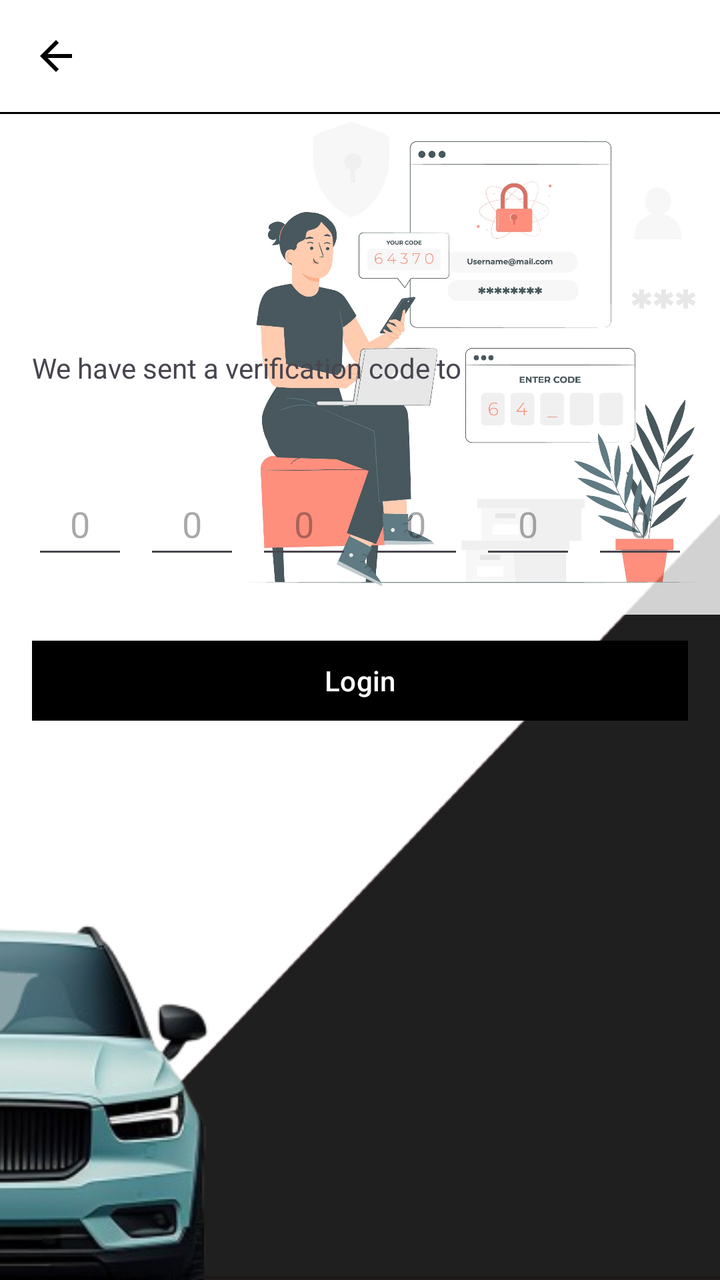
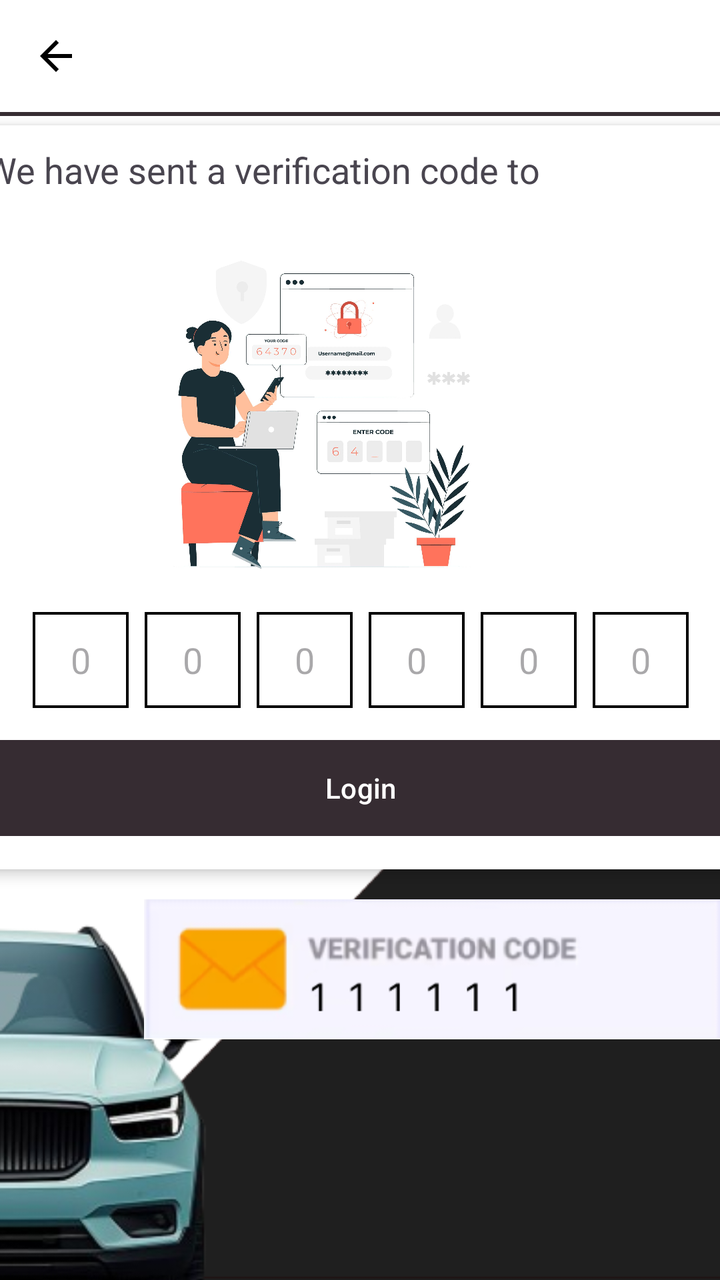

An Android layout rendered at two revisions. The XML below is the earlier revision; the diff shows what the commit changed to produce the second picture.
<!-- AndroidManifest.xml: application theme Theme.UrbanCars -->
<!-- res/layout/fragment_o_t_p.xml -->
<?xml version="1.0" encoding="utf-8"?>
<androidx.constraintlayout.widget.ConstraintLayout
    xmlns:android="http://schemas.android.com/apk/res/android"
    xmlns:app="http://schemas.android.com/apk/res-auto"
    xmlns:tools="http://schemas.android.com/tools"
    android:layout_width="match_parent"
    android:background="@drawable/bcg"
    android:layout_height="match_parent">


    <ImageView
        android:id="@+id/imageView2"
        android:layout_width="387dp"
        android:layout_height="262dp"
        android:layout_marginEnd="-70dp"
        android:layout_marginBottom="10dp"
        android:alpha="0.8"
        android:src="@drawable/otp_img"
        app:layout_constraintBottom_toBottomOf="parent"
        app:layout_constraintEnd_toEndOf="parent"
        app:layout_constraintHorizontal_bias="1.0"
        app:layout_constraintStart_toStartOf="parent"
        app:layout_constraintTop_toTopOf="parent"
        app:layout_constraintVertical_bias="0.123" />

    <androidx.appcompat.widget.Toolbar
        android:id="@+id/tb_OTP"
        android:layout_width="match_parent"
        android:layout_height="56dp"
        android:title="OTP Verification"
        android:titleTextColor="@android:color/white"
        app:navigationIcon="@drawable/back_btn_img"
        app:titleTextColor="@color/black"
        app:layout_constraintTop_toTopOf="parent" />

    <View
        android:id="@+id/view2"
        android:layout_width="match_parent"
        android:layout_height="1dp"
        android:background="@color/black"
        app:layout_constraintTop_toBottomOf="@id/tb_OTP"
        app:layout_constraintStart_toStartOf="parent"
        app:layout_constraintEnd_toEndOf="parent" />

    <ImageView
        android:layout_width="463dp"
        android:layout_height="496dp"
        android:layout_marginTop="32dp"
        android:layout_marginEnd="150dp"
        android:layout_marginBottom="-200dp"
        android:contentDescription="Background image"
        android:src="@drawable/img"
        app:layout_constraintBottom_toBottomOf="parent"
        app:layout_constraintEnd_toEndOf="parent"
        app:layout_constraintHeight_default="wrap"
        app:layout_constraintHorizontal_bias="1.0"
        app:layout_constraintStart_toStartOf="parent"
        app:layout_constraintTop_toTopOf="parent"
        app:layout_constraintVertical_bias="0.915"
        app:layout_constraintWidth_default="wrap" />

    <LinearLayout
        android:layout_width="match_parent"
        android:layout_height="wrap_content"
        android:orientation="vertical"
        android:padding="16dp"
        app:layout_constraintBottom_toBottomOf="parent"
        app:layout_constraintEnd_toEndOf="parent"
        app:layout_constraintHorizontal_bias="0.0"
        app:layout_constraintStart_toStartOf="parent"
        app:layout_constraintTop_toTopOf="parent"
        app:layout_constraintVertical_bias="0.379">

        <TextView
            android:id="@+id/tvOtpDescription"
            android:layout_width="wrap_content"
            android:layout_height="wrap_content"
            android:text="We have sent a verification code to"
            android:textSize="14sp" />

        <TextView
            android:id="@+id/tv_PhoneNumber"
            android:layout_width="wrap_content"
            android:layout_height="wrap_content"
            android:layout_marginTop="4dp"
            android:textColor="@color/black"
            android:textSize="14sp"
            android:textStyle="bold" />

        <LinearLayout
            android:id="@+id/llOtpBoxes"
            android:layout_width="match_parent"
            android:layout_height="wrap_content"
            android:layout_marginTop="20dp"
            android:gravity="center_horizontal"
            android:orientation="horizontal">

            <com.google.android.material.textfield.TextInputEditText
                android:id="@+id/etOtp1"
                android:layout_width="48dp"
                android:layout_height="48dp"
                android:layout_marginEnd="8dp"
                android:gravity="center"
                android:hint="0"
                android:inputType="number"
                android:maxLength="1"
                android:textSize="18sp" />

            <com.google.android.material.textfield.TextInputEditText
                android:id="@+id/etOtp2"
                android:layout_width="48dp"
                android:layout_height="48dp"
                android:layout_marginEnd="8dp"
                android:gravity="center"
                android:hint="0"
                android:inputType="number"
                android:maxLength="1"
                android:textSize="18sp" />

            <com.google.android.material.textfield.TextInputEditText
                android:id="@+id/etOtp3"
                android:layout_width="48dp"
                android:layout_height="48dp"
                android:layout_marginEnd="8dp"
                android:gravity="center"
                android:hint="0"
                android:inputType="number"
                android:maxLength="1"
                android:textSize="18sp" />

            <com.google.android.material.textfield.TextInputEditText
                android:id="@+id/etOtp4"
                android:layout_width="48dp"
                android:layout_height="48dp"
                android:layout_marginEnd="8dp"
                android:gravity="center"
                android:hint="0"
                android:inputType="number"
                android:maxLength="1"
                android:textSize="18sp" />

            <com.google.android.material.textfield.TextInputEditText
                android:id="@+id/etOtp5"
                android:layout_width="48dp"
                android:layout_height="48dp"
                android:layout_marginEnd="8dp"
                android:gravity="center"
                android:hint="0"
                android:inputType="number"
                android:maxLength="1"
                android:textSize="18sp" />

            <com.google.android.material.textfield.TextInputEditText
                android:id="@+id/etOtp6"
                android:layout_width="48dp"
                android:layout_height="48dp"
                android:gravity="center"
                android:hint="0"
                android:inputType="number"
                android:maxLength="1"
                android:textSize="18sp" />
        </LinearLayout>

        <com.google.android.material.button.MaterialButton
            android:id="@+id/btnLogin"
            android:layout_width="match_parent"
            android:layout_height="wrap_content"
            android:layout_marginTop="32dp"
            android:backgroundTint="@color/black"
            android:text="Login"
            android:textColor="@android:color/white"
            app:cornerRadius="0dp" />
    </LinearLayout>


</androidx.constraintlayout.widget.ConstraintLayout>
<!-- resources referenced by this layout -->
<resources>
  <color name="black">#FF000000</color>
  <!-- drawable back_btn_img (drawable) -->
  <vector xmlns:android="http://schemas.android.com/apk/res/android" android:autoMirrored="true" android:height="24dp" android:tint="#000000" android:viewportHeight="24" android:viewportWidth="24" android:width="24dp">
        
      <path android:fillColor="@android:color/white" android:pathData="M20,11H7.83l5.59,-5.59L12,4l-8,8 8,8 1.41,-1.41L7.83,13H20v-2z"/>
      
  </vector>
  <!-- drawable bcg: png bitmap (drawable, 6960 bytes) -->
  <!-- drawable img: png bitmap (drawable, 92120 bytes) -->
  <!-- drawable otp_img: jpg bitmap (drawable, 178921 bytes) -->
  <style name="Theme.UrbanCars" parent="Base.Theme.UrbanCars" />
  <style name="Base.Theme.UrbanCars" parent="Theme.Material3.DayNight.NoActionBar">
  
      </style>
</resources>

<!-- the commit's change to res/layout/fragment_o_t_p.xml (unified diff, before → after) -->
@@ -8,20 +8,6 @@
     android:layout_height="match_parent">
 
 
-    <ImageView
-        android:id="@+id/imageView2"
-        android:layout_width="387dp"
-        android:layout_height="262dp"
-        android:layout_marginEnd="-70dp"
-        android:layout_marginBottom="10dp"
-        android:alpha="0.8"
-        android:src="@drawable/otp_img"
-        app:layout_constraintBottom_toBottomOf="parent"
-        app:layout_constraintEnd_toEndOf="parent"
-        app:layout_constraintHorizontal_bias="1.0"
-        app:layout_constraintStart_toStartOf="parent"
-        app:layout_constraintTop_toTopOf="parent"
-        app:layout_constraintVertical_bias="0.123" />
 
     <androidx.appcompat.widget.Toolbar
         android:id="@+id/tb_OTP"
@@ -29,15 +15,17 @@
         android:layout_height="56dp"
         android:title="OTP Verification"
         android:titleTextColor="@android:color/white"
+        app:layout_constraintEnd_toEndOf="parent"
+        app:layout_constraintStart_toStartOf="parent"
+        app:layout_constraintTop_toTopOf="parent"
         app:navigationIcon="@drawable/back_btn_img"
-        app:titleTextColor="@color/black"
-        app:layout_constraintTop_toTopOf="parent" />
+        app:titleTextColor="@color/black" />
 
     <View
         android:id="@+id/view2"
         android:layout_width="match_parent"
-        android:layout_height="1dp"
-        android:background="@color/black"
+        android:layout_height="2dp"
+        android:background="@color/appbcg"
         app:layout_constraintTop_toBottomOf="@id/tb_OTP"
         app:layout_constraintStart_toStartOf="parent"
         app:layout_constraintEnd_toEndOf="parent" />
@@ -59,118 +47,162 @@
         app:layout_constraintVertical_bias="0.915"
         app:layout_constraintWidth_default="wrap" />
 
-    <LinearLayout
-        android:layout_width="match_parent"
-        android:layout_height="wrap_content"
-        android:orientation="vertical"
-        android:padding="16dp"
+    <androidx.cardview.widget.CardView
+        android:id="@+id/cardView4"
+        android:layout_width="396dp"
+        android:layout_height="372dp"
+        android:layout_margin="19dp"
+        app:cardCornerRadius="8dp"
+        app:cardElevation="4dp"
         app:layout_constraintBottom_toBottomOf="parent"
         app:layout_constraintEnd_toEndOf="parent"
-        app:layout_constraintHorizontal_bias="0.0"
         app:layout_constraintStart_toStartOf="parent"
         app:layout_constraintTop_toTopOf="parent"
-        app:layout_constraintVertical_bias="0.379">
-
-        <TextView
-            android:id="@+id/tvOtpDescription"
-            android:layout_width="wrap_content"
-            android:layout_height="wrap_content"
-            android:text="We have sent a verification code to"
-            android:textSize="14sp" />
-
-        <TextView
-            android:id="@+id/tv_PhoneNumber"
-            android:layout_width="wrap_content"
-            android:layout_height="wrap_content"
-            android:layout_marginTop="4dp"
-            android:textColor="@color/black"
-            android:textSize="14sp"
-            android:textStyle="bold" />
+        app:layout_constraintVertical_bias="0.19">
 
         <LinearLayout
-            android:id="@+id/llOtpBoxes"
             android:layout_width="match_parent"
             android:layout_height="wrap_content"
-            android:layout_marginTop="20dp"
-            android:gravity="center_horizontal"
-            android:orientation="horizontal">
-
-            <com.google.android.material.textfield.TextInputEditText
-                android:id="@+id/etOtp1"
-                android:layout_width="48dp"
-                android:layout_height="48dp"
-                android:layout_marginEnd="8dp"
-                android:gravity="center"
-                android:hint="0"
-                android:inputType="number"
-                android:maxLength="1"
+            android:orientation="vertical"
+            android:padding="10dp">
+
+            <TextView
+                android:id="@+id/tvOtpDescription"
+                android:layout_width="wrap_content"
+                android:layout_height="wrap_content"
+                android:text="We have sent a verification code to"
                 android:textSize="18sp" />
 
-            <com.google.android.material.textfield.TextInputEditText
-                android:id="@+id/etOtp2"
-                android:layout_width="48dp"
-                android:layout_height="48dp"
-                android:layout_marginEnd="8dp"
-                android:gravity="center"
-                android:hint="0"
-                android:inputType="number"
-                android:maxLength="1"
-                android:textSize="18sp" />
-
-            <com.google.android.material.textfield.TextInputEditText
-                android:id="@+id/etOtp3"
-                android:layout_width="48dp"
-                android:layout_height="48dp"
-                android:layout_marginEnd="8dp"
-                android:gravity="center"
-                android:hint="0"
-                android:inputType="number"
-                android:maxLength="1"
-                android:textSize="18sp" />
-
-            <com.google.android.material.textfield.TextInputEditText
-                android:id="@+id/etOtp4"
-                android:layout_width="48dp"
-                android:layout_height="48dp"
-                android:layout_marginEnd="8dp"
-                android:gravity="center"
-                android:hint="0"
-                android:inputType="number"
-                android:maxLength="1"
-                android:textSize="18sp" />
-
-            <com.google.android.material.textfield.TextInputEditText
-                android:id="@+id/etOtp5"
-                android:layout_width="48dp"
-                android:layout_height="48dp"
-                android:layout_marginEnd="8dp"
-                android:gravity="center"
-                android:hint="0"
-                android:inputType="number"
-                android:maxLength="1"
-                android:textSize="18sp" />
-
-            <com.google.android.material.textfield.TextInputEditText
-                android:id="@+id/etOtp6"
-                android:layout_width="48dp"
-                android:layout_height="48dp"
-                android:gravity="center"
-                android:hint="0"
-                android:inputType="number"
-                android:maxLength="1"
-                android:textSize="18sp" />
+            <TextView
+                android:id="@+id/tv_PhoneNumber"
+                android:layout_width="wrap_content"
+                android:layout_height="wrap_content"
+                android:layout_marginTop="4dp"
+                android:textColor="@color/black"
+                android:textSize="14sp"
+                android:textStyle="bold" />
+
+            <ImageView
+                android:id="@+id/imageView2"
+                android:layout_width="337dp"
+                android:layout_height="174dp"
+                android:layout_marginEnd="-70dp"
+                android:layout_marginBottom="2dp"
+                android:src="@drawable/otp_img"
+                app:layout_constraintBottom_toBottomOf="parent"
+                app:layout_constraintEnd_toEndOf="parent"
+                app:layout_constraintHorizontal_bias="0.416"
+                app:layout_constraintStart_toStartOf="parent"
+                app:layout_constraintTop_toTopOf="parent"
+                app:layout_constraintVertical_bias="0.158" />
+
+
+            <LinearLayout
+                android:id="@+id/llOtpBoxes"
+                android:layout_width="match_parent"
+                android:layout_height="wrap_content"
+                android:layout_marginTop="10dp"
+                android:gravity="center_horizontal"
+                android:orientation="horizontal">
+
+                <com.google.android.material.textfield.TextInputEditText
+                    android:id="@+id/etOtp1"
+                    android:layout_width="48dp"
+                    android:layout_height="48dp"
+                    android:layout_marginEnd="8dp"
+                    android:background="@drawable/cart_bcg"
+                    android:gravity="center"
+                    android:hint="0"
+                    android:inputType="number"
+                    android:maxLength="1"
+                    android:textColor="@color/blue"
+                    android:textSize="18sp" />
+
+                <com.google.android.material.textfield.TextInputEditText
+                    android:id="@+id/etOtp2"
+                    android:layout_width="48dp"
+                    android:layout_height="48dp"
+                    android:layout_marginEnd="8dp"
+                    android:background="@drawable/cart_bcg"
+                    android:gravity="center"
+                    android:hint="0"
+                    android:inputType="number"
+                    android:maxLength="1"
+                    android:textColor="@color/blue"
+                    android:textSize="18sp" />
+
+                <com.google.android.material.textfield.TextInputEditText
+                    android:id="@+id/etOtp3"
+                    android:layout_width="48dp"
+                    android:layout_height="48dp"
+                    android:layout_marginEnd="8dp"
+                    android:background="@drawable/cart_bcg"
+                    android:gravity="center"
+                    android:hint="0"
+                    android:inputType="number"
+                    android:maxLength="1"
+                    android:textColor="@color/blue"
+                    android:textSize="18sp" />
+
+                <com.google.android.material.textfield.TextInputEditText
+                    android:id="@+id/etOtp4"
+                    android:layout_width="48dp"
+                    android:layout_height="48dp"
+                    android:layout_marginEnd="8dp"
+                    android:background="@drawable/cart_bcg"
+                    android:gravity="center"
+                    android:hint="0"
+                    android:inputType="number"
+                    android:maxLength="1"
+                    android:textColor="@color/blue"
+                    android:textSize="18sp" />
+
+                <com.google.android.material.textfield.TextInputEditText
+                    android:id="@+id/etOtp5"
+                    android:layout_width="48dp"
+                    android:layout_height="48dp"
+                    android:layout_marginEnd="8dp"
+                    android:background="@drawable/cart_bcg"
+                    android:gravity="center"
+                    android:hint="0"
+                    android:inputType="number"
+                    android:maxLength="1"
+                    android:textColor="@color/blue"
+                    android:textSize="18sp" />
+
+                <com.google.android.material.textfield.TextInputEditText
+                    android:id="@+id/etOtp6"
+                    android:layout_width="48dp"
+                    android:layout_height="48dp"
+                    android:background="@drawable/cart_bcg"
+                    android:gravity="center"
+                    android:hint="0"
+                    android:inputType="number"
+                    android:maxLength="1"
+                    android:textColor="@color/blue"
+                    android:textSize="18sp" />
+            </LinearLayout>
+
+            <com.google.android.material.button.MaterialButton
+                android:id="@+id/btnLogin"
+                android:layout_width="match_parent"
+                android:layout_height="56dp"
+                android:layout_marginTop="12dp"
+                android:backgroundTint="#362c32"
+                android:text="Login"
+                android:textColor="@android:color/white"
+                app:cornerRadius="8dp" />
         </LinearLayout>
-
-        <com.google.android.material.button.MaterialButton
-            android:id="@+id/btnLogin"
-            android:layout_width="match_parent"
-            android:layout_height="wrap_content"
-            android:layout_marginTop="32dp"
-            android:backgroundTint="@color/black"
-            android:text="Login"
-            android:textColor="@android:color/white"
-            app:cornerRadius="0dp" />
-    </LinearLayout>
-
-
+    </androidx.cardview.widget.CardView>
+
+    <ImageView
+        android:layout_width="288dp"
+        android:layout_height="100dp"
+        android:src="@drawable/otp"
+        app:layout_constraintBottom_toBottomOf="parent"
+        app:layout_constraintEnd_toEndOf="parent"
+        app:layout_constraintHorizontal_bias="1.0"
+        app:layout_constraintStart_toStartOf="parent"
+        app:layout_constraintTop_toBottomOf="@+id/cardView4"
+        app:layout_constraintVertical_bias="0.0" />
 </androidx.constraintlayout.widget.ConstraintLayout>
<!-- resource entries referenced after the edit -->
@@ -1,6 +1,8 @@
 <!-- resources referenced by this layout -->
 <resources>
+  <color name="appbcg">#362c32</color>
   <color name="black">#FF000000</color>
+  <color name="blue">#651FFF</color>
   <!-- drawable back_btn_img (drawable) -->
   <vector xmlns:android="http://schemas.android.com/apk/res/android" android:autoMirrored="true" android:height="24dp" android:tint="#000000" android:viewportHeight="24" android:viewportWidth="24" android:width="24dp">
         
@@ -8,7 +10,20 @@
       
   </vector>
   <!-- drawable bcg: png bitmap (drawable, 6960 bytes) -->
+  <!-- drawable cart_bcg (drawable) -->
+  <?xml version="1.0" encoding="utf-8"?>
+  <shape xmlns:android="http://schemas.android.com/apk/res/android">
+  
+  
+      <stroke
+          android:width="1.3dp"
+          android:color="@color/black"
+          />
+      <corners
+          android:radius="0dp"/>
+  </shape>
   <!-- drawable img: png bitmap (drawable, 92120 bytes) -->
+  <!-- drawable otp: png bitmap (drawable, 15863 bytes) -->
   <!-- drawable otp_img: jpg bitmap (drawable, 178921 bytes) -->
   <style name="Theme.UrbanCars" parent="Base.Theme.UrbanCars" />
   <style name="Base.Theme.UrbanCars" parent="Theme.Material3.DayNight.NoActionBar">
